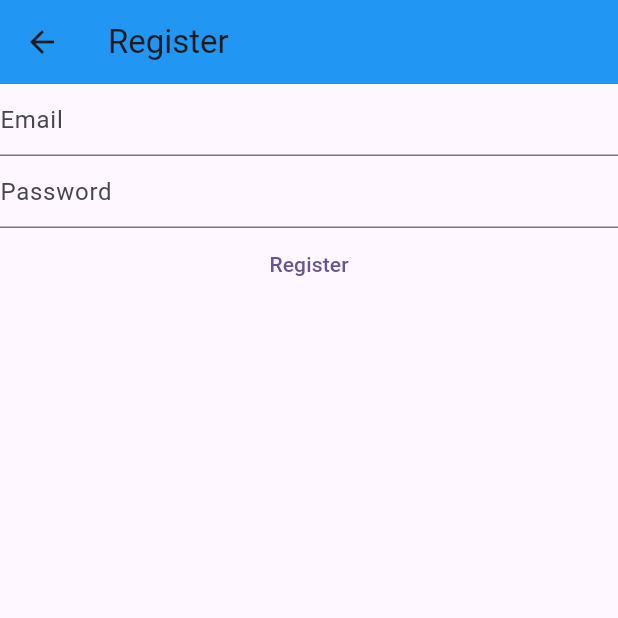
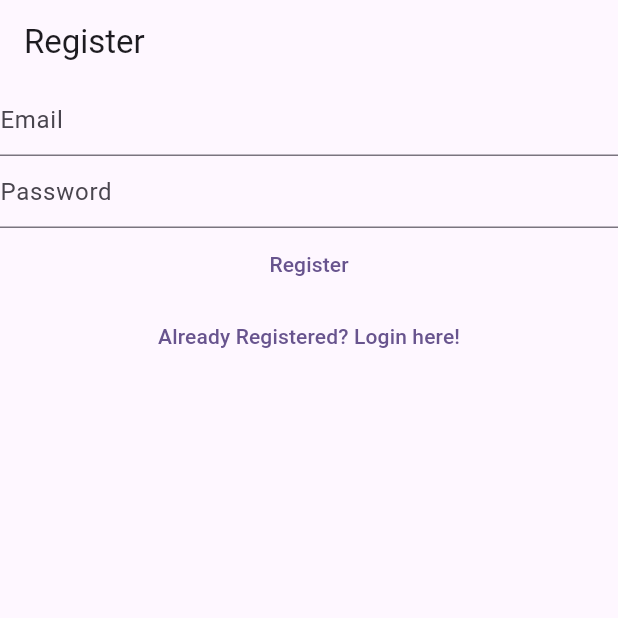
Before and after one commit to Akshat1502/mynotes, a Flutter app: the RegisterView screen opened directly, on a phone screen of 412 x 824 dp, the top half of it. Run offline on Flutter 3.47's test engine with Material 2 defaults, Android fonts, the phone set to English and light mode, and no system bars; our stand-ins replace firebase_auth, firebase_core; accounts and stored records are empty.

Commit message:
new commit by akshat

```diff
--- a/lib/views/register_view.dart
+++ b/lib/views/register_view.dart
@@ -30,16 +30,9 @@ late final TextEditingController _password;
 
  @override
   Widget build(BuildContext context) {
-    return Scaffold(
-      appBar:AppBar(backgroundColor: Colors.blue,
-        title: const Text('Register'),
-      ),
-      body: FutureBuilder(
-        future:  Firebase.initializeApp(options:DefaultFirebaseOptions.currentPlatform,),
-        builder: (context, snapshot) {
-          switch (snapshot.connectionState){
-               case ConnectionState.done:
-                return  Column(
+  return  Scaffold(
+    appBar: AppBar(title: const Text('Register')),
+    body: Column(
             children: [
               TextField(controller: _email,
               enableSuggestions: false,
@@ -75,13 +68,11 @@ late final TextEditingController _password;
 
                }
               , child: const Text('Register'),),
+              TextButton(onPressed: () {
+                Navigator.of(context).pushNamedAndRemoveUntil('/login/',
+              (route)=>false,);
+              }, child: const Text('Already Registered? Login here!')),
             ],
-        );
-
-               default:
-               return const Text('Loading...');
-         }
-         },
           ),
   );
 
```
Also changed, not shown: lib/main.dart (+29 -7 lines), lib/views/login_view.dart (+13 -20 lines), lib/views/verify_email_view.dart (added, +26 -0 lines). Lines whose indentation alone changed are shown as unchanged.
